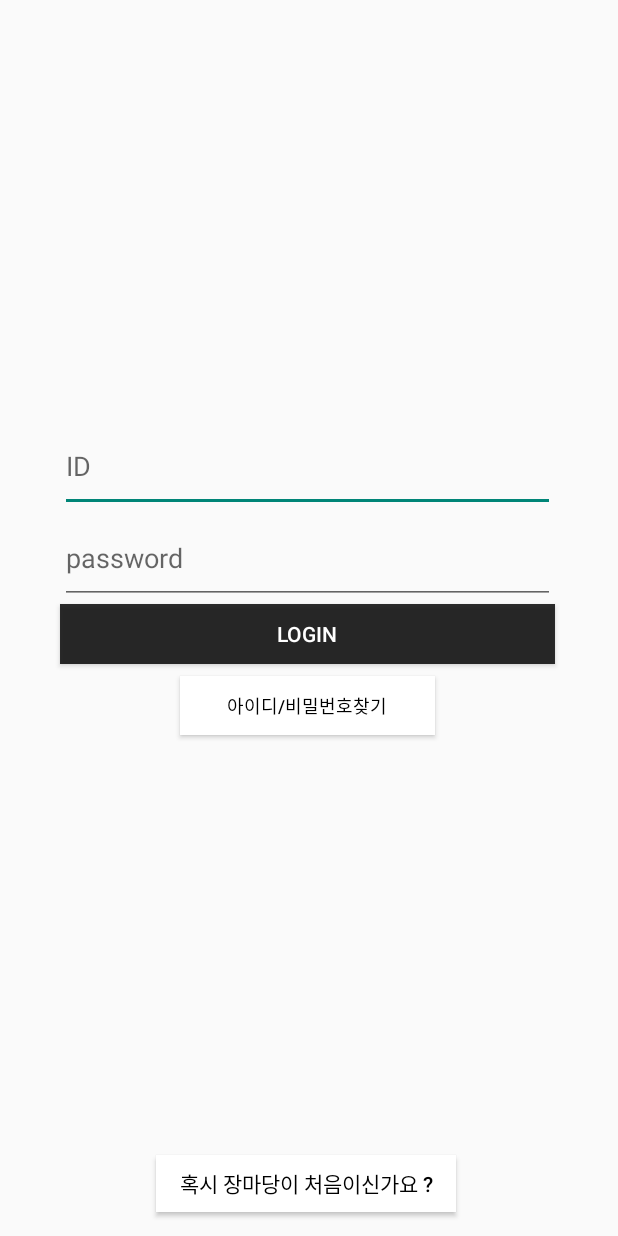
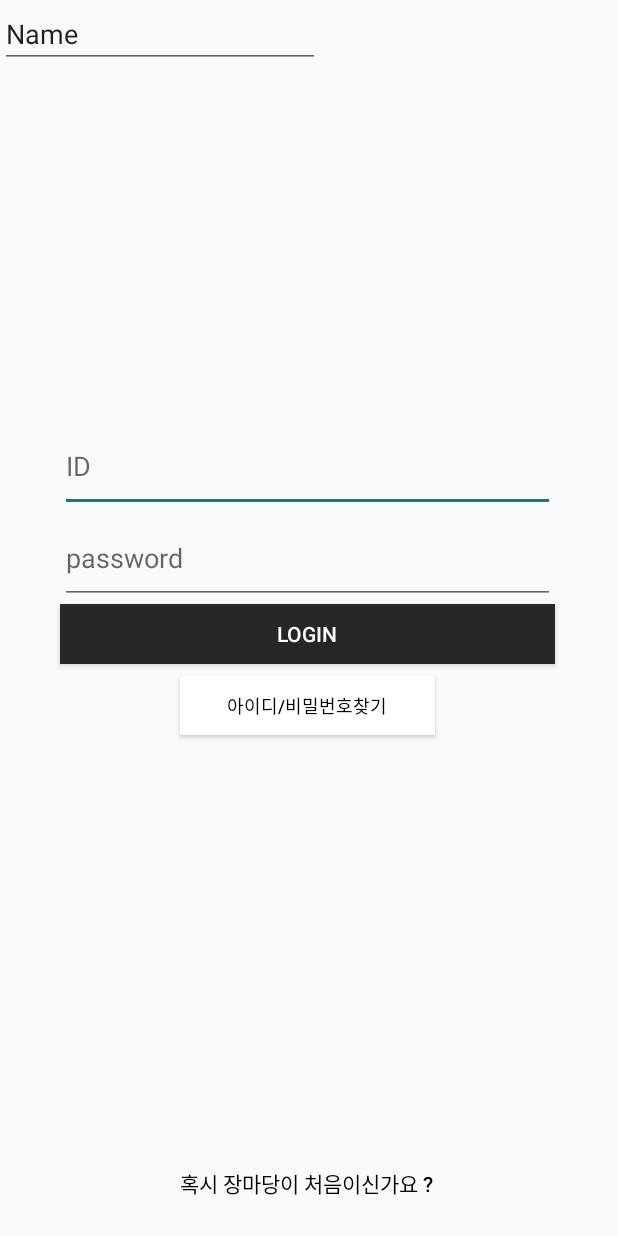
Before and after one commit to dnd-mentee-first/dnd-mentee-2st-14-frontend, an Android app: the screen it shows after launch (LoginActivity), on a phone screen of 412 x 824 dp. Run offline under Robolectric (Android 15) with nearby library versions, the phone set to English and light mode, and no system bars.

Commit message:
Jangmadang login display

```diff
--- a/app/src/main/res/layout/activity_login.xml
+++ b/app/src/main/res/layout/activity_login.xml
@@ -71,12 +71,13 @@ android:layout_height="match_parent">
 
     <Button
         android:id="@+id/newguest.btn"
+        style="?android:attr/borderlessButtonStyle"
         android:layout_width="200dp"
         android:layout_height="38dp"
         android:layout_marginStart="104dp"
         android:layout_marginLeft="104dp"
         android:layout_marginBottom="16dp"
-        android:background="#FFFFFF"
+        android:background="#00FFFFFF"
         android:shadowColor="#00FFFFFF"
         android:text="혹시 장마당이 처음이신가요 ?"
         android:textColor="#000000"
@@ -84,4 +85,14 @@ android:layout_height="match_parent">
         app:layout_constraintBottom_toBottomOf="parent"
         app:layout_constraintStart_toStartOf="parent" />
 
+    <EditText
+        android:id="@+id/editText"
+        android:layout_width="wrap_content"
+        android:layout_height="wrap_content"
+        android:ems="10"
+        android:inputType="textPersonName"
+        android:text="Name"
+        tools:layout_editor_absoluteX="135dp"
+        tools:layout_editor_absoluteY="572dp" />
+
 </androidx.constraintlayout.widget.ConstraintLayout>
```
